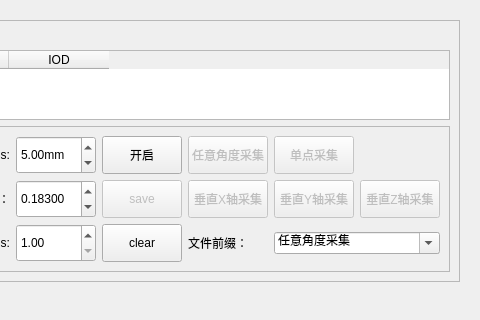
First picture: the form in Calculus/Resources/UI/qSlicerCalculusModuleWidget.ui, repository qimo601/exStone, before the edit; both pictures show x 422 to 902 and y 0 to 320 of the 902 by 721 pixel window.
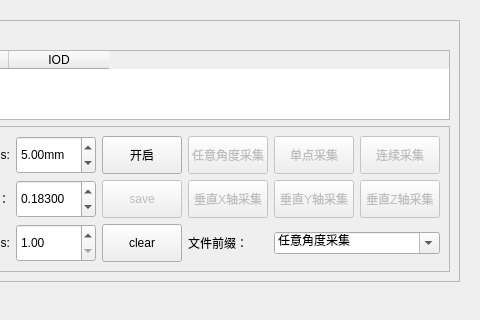
Second picture: the form after the edit. Custom widgets are drawn as their Qt base class.

Commit message: update new continue acq type

```diff
--- a/Calculus/Resources/UI/qSlicerCalculusModuleWidget.ui
+++ b/Calculus/Resources/UI/qSlicerCalculusModuleWidget.ui
@@ -448,6 +448,28 @@
               </property>
              </widget>
             </item>
+            <item row="2" column="9">
+             <widget class="QPushButton" name="continueAcqStoneBtn">
+              <property name="enabled">
+               <bool>false</bool>
+              </property>
+              <property name="minimumSize">
+               <size>
+                <width>80</width>
+                <height>38</height>
+               </size>
+              </property>
+              <property name="maximumSize">
+               <size>
+                <width>80</width>
+                <height>16777215</height>
+               </size>
+              </property>
+              <property name="text">
+               <string>连续采集</string>
+              </property>
+             </widget>
+            </item>
            </layout>
           </widget>
          </item>
```
Left out of the diff: 5 changed lines with no effect on the pictures. The commit also changes 5 other files.
